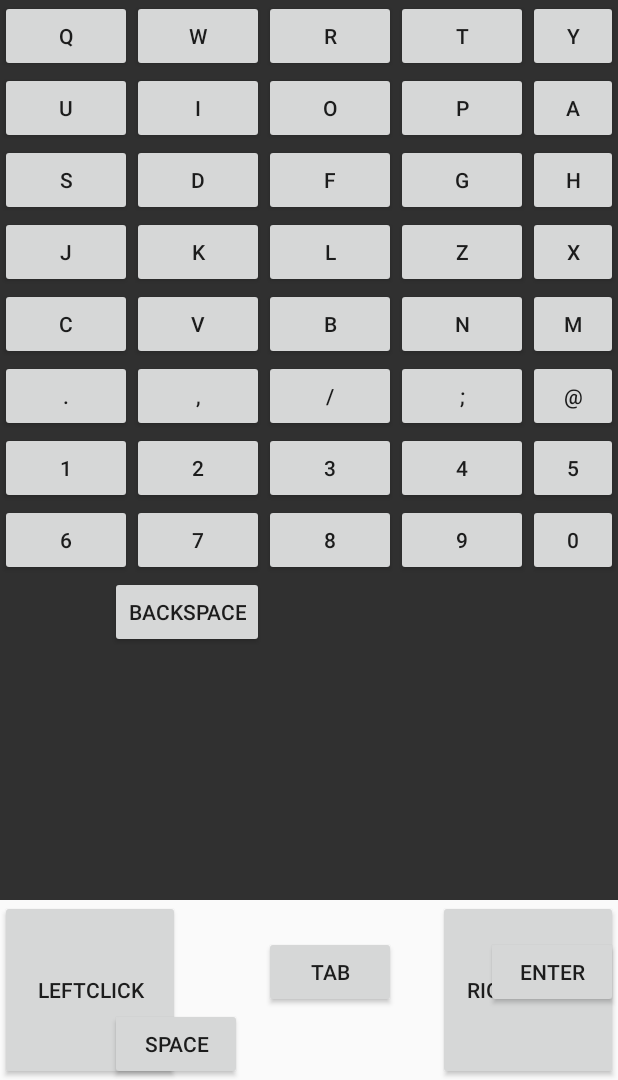
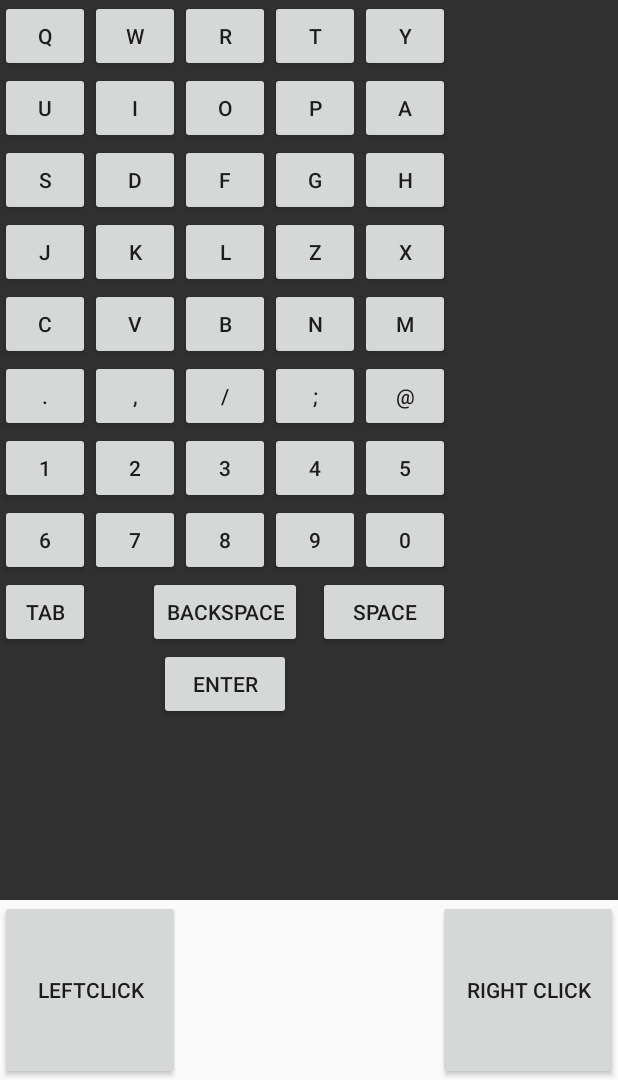
Before and after one commit to tsoglani/AndroidRemoteControl, an Android app: the fragment PageThreeFragment placed in its activity, on a phone screen of 412 x 824 dp, the part 156-1236 px from its top. Run offline under Robolectric (Android 15) with nearby library versions, the phone set to English and light mode, and no system bars; 1 statement that could not run was skipped.

Commit message:
fix keybord bug

```diff
--- a/app/src/main/res/layout/keyboard.xml
+++ b/app/src/main/res/layout/keyboard.xml
@@ -1,34 +1,31 @@
 <?xml version="1.0" encoding="utf-8"?>
-<ScrollView
-    xmlns:android="http://schemas.android.com/apk/res/android"
+<ScrollView xmlns:android="http://schemas.android.com/apk/res/android"
     xmlns:tools="http://schemas.android.com/tools"
+    android:id="@+id/scroll"
     android:layout_width="fill_parent"
     android:layout_height="fill_parent"
     android:fillViewport="true"
-    android:scrollbarAlwaysDrawHorizontalTrack="true"
-    android:scrollbarAlwaysDrawVerticalTrack="true"
-    android:id="@+id/scroll"
-    android:focusable="true">
+    android:focusable="true"
+    android:isScrollContainer="true"
+    android:scrollbars="horizontal">
 
 
     <RelativeLayout
         android:id="@+id/keyboardrelative"
         android:layout_width="wrap_content"
-        android:layout_height="wrap_content"
-        >
-
+        android:layout_height="wrap_content">
 
 
         <Button
             android:id="@+id/qkey"
-        android:layout_width="wrap_content"
+            android:layout_width="60dp"
             android:layout_height="wrap_content"
             android:onClick="keyboardFunction"
             android:text="Q" />
 
         <Button
             android:id="@+id/wkey"
-        android:layout_width="wrap_content"
+            android:layout_width="60dp"
             android:layout_height="wrap_content"
             android:layout_alignParentTop="true"
             android:layout_toEndOf="@+id/qkey"
@@ -38,7 +35,7 @@
 
         <Button
             android:id="@+id/rkey"
-        android:layout_width="wrap_content"
+            android:layout_width="60dp"
             android:layout_height="wrap_content"
             android:layout_alignParentTop="true"
             android:layout_toEndOf="@+id/wkey"
@@ -48,7 +45,7 @@
 
         <Button
             android:id="@+id/tkey"
-        android:layout_width="wrap_content"
+            android:layout_width="60dp"
             android:layout_height="wrap_content"
             android:layout_alignParentTop="true"
             android:layout_toEndOf="@+id/rkey"
@@ -58,7 +55,7 @@
 
         <Button
             android:id="@+id/ykey"
-        android:layout_width="wrap_content"
+            android:layout_width="60dp"
             android:layout_height="wrap_content"
             android:layout_alignParentTop="true"
             android:layout_toEndOf="@+id/tkey"
@@ -68,7 +65,7 @@
 
         <Button
             android:id="@+id/ukey"
-        android:layout_width="wrap_content"
+            android:layout_width="60dp"
             android:layout_height="wrap_content"
             android:layout_alignParentLeft="true"
             android:layout_alignParentStart="true"
@@ -78,7 +75,7 @@
 
         <Button
             android:id="@+id/ikey"
-        android:layout_width="wrap_content"
+            android:layout_width="60dp"
             android:layout_height="wrap_content"
             android:layout_alignTop="@+id/ukey"
             android:layout_toEndOf="@+id/ukey"
@@ -88,7 +85,7 @@
 
         <Button
             android:id="@+id/okey"
-        android:layout_width="wrap_content"
+            android:layout_width="60dp"
             android:layout_height="wrap_content"
             android:layout_below="@+id/wkey"
             android:layout_toEndOf="@+id/wkey"
@@ -98,7 +95,7 @@
 
         <Button
             android:id="@+id/pkey"
-        android:layout_width="wrap_content"
+            android:layout_width="60dp"
             android:layout_height="wrap_content"
             android:layout_alignLeft="@+id/tkey"
             android:layout_alignStart="@+id/tkey"
@@ -108,7 +105,7 @@
 
         <Button
             android:id="@+id/akey"
-        android:layout_width="wrap_content"
+            android:layout_width="60dp"
             android:layout_height="wrap_content"
             android:layout_alignTop="@+id/pkey"
             android:layout_toEndOf="@+id/pkey"
@@ -118,7 +115,7 @@
 
         <Button
             android:id="@+id/skey"
-        android:layout_width="wrap_content"
+            android:layout_width="60dp"
             android:layout_height="wrap_content"
             android:layout_alignParentLeft="true"
             android:layout_alignParentStart="true"
@@ -128,7 +125,7 @@
 
         <Button
             android:id="@+id/dkey"
-        android:layout_width="wrap_content"
+            android:layout_width="60dp"
             android:layout_height="wrap_content"
             android:layout_below="@+id/ikey"
             android:layout_toEndOf="@+id/skey"
@@ -138,7 +135,7 @@
 
         <Button
             android:id="@+id/fkey"
-        android:layout_width="wrap_content"
+            android:layout_width="60dp"
             android:layout_height="wrap_content"
             android:layout_below="@+id/ikey"
             android:layout_toEndOf="@+id/dkey"
@@ -148,7 +145,7 @@
 
         <Button
             android:id="@+id/gkey"
-        android:layout_width="wrap_content"
+            android:layout_width="60dp"
             android:layout_height="wrap_content"
             android:layout_below="@+id/okey"
             android:layout_toEndOf="@+id/fkey"
@@ -158,7 +155,7 @@
 
         <Button
             android:id="@+id/hkey"
-        android:layout_width="wrap_content"
+            android:layout_width="60dp"
             android:layout_height="wrap_content"
             android:layout_below="@+id/pkey"
             android:layout_toEndOf="@+id/gkey"
@@ -168,37 +165,37 @@
 
         <Button
             android:id="@+id/jkey"
-        android:layout_width="wrap_content"
+            android:layout_width="60dp"
             android:layout_height="wrap_content"
             android:layout_alignParentLeft="true"
-        android:onClick="keyboardFunction"
             android:layout_alignParentStart="true"
             android:layout_below="@+id/skey"
+            android:onClick="keyboardFunction"
             android:text="J" />
 
         <Button
             android:id="@+id/kkey"
-        android:layout_width="wrap_content"
-        android:onClick="keyboardFunction"
+            android:layout_width="60dp"
             android:layout_height="wrap_content"
             android:layout_alignTop="@+id/jkey"
             android:layout_toEndOf="@+id/jkey"
             android:layout_toRightOf="@+id/jkey"
+            android:onClick="keyboardFunction"
             android:text="K" />
 
         <Button
             android:id="@+id/lkey"
-        android:layout_width="wrap_content"
+            android:layout_width="60dp"
             android:layout_height="wrap_content"
             android:layout_alignTop="@+id/kkey"
             android:layout_toEndOf="@+id/kkey"
+            android:layout_toRightOf="@+id/kkey"
             android:onClick="keyboardFunction"
-        android:layout_toRightOf="@+id/kkey"
             android:text="L" />
 
         <Button
             android:id="@+id/zkey"
-        android:layout_width="wrap_content"
+            android:layout_width="60dp"
             android:layout_height="wrap_content"
             android:layout_alignLeft="@+id/gkey"
             android:layout_alignStart="@+id/gkey"
@@ -208,112 +205,112 @@
 
         <Button
             android:id="@+id/xkey"
-        android:layout_width="wrap_content"
+            android:layout_width="60dp"
             android:layout_height="wrap_content"
             android:layout_alignTop="@+id/zkey"
-        android:onClick="keyboardFunction"
             android:layout_toEndOf="@+id/zkey"
             android:layout_toRightOf="@+id/zkey"
+            android:onClick="keyboardFunction"
             android:text="X" />
 
         <Button
             android:id="@+id/ckey"
-        android:layout_width="wrap_content"
+            android:layout_width="60dp"
             android:layout_height="wrap_content"
             android:layout_alignParentLeft="true"
-        android:onClick="keyboardFunction"
             android:layout_alignParentStart="true"
             android:layout_below="@+id/jkey"
+            android:onClick="keyboardFunction"
             android:text="C" />
 
         <Button
             android:id="@+id/vkey"
-        android:layout_width="wrap_content"
+            android:layout_width="60dp"
             android:layout_height="wrap_content"
             android:layout_alignTop="@+id/ckey"
-        android:onClick="keyboardFunction"
             android:layout_toEndOf="@+id/ckey"
             android:layout_toRightOf="@+id/ckey"
+            android:onClick="keyboardFunction"
             android:text="V" />
 
         <Button
             android:id="@+id/bkey"
-        android:layout_width="wrap_content"
+            android:layout_width="60dp"
             android:layout_height="wrap_content"
             android:layout_alignTop="@+id/vkey"
             android:layout_toEndOf="@+id/vkey"
+            android:layout_toRightOf="@+id/vkey"
             android:onClick="keyboardFunction"
-        android:layout_toRightOf="@+id/vkey"
             android:text="B" />
 
         <Button
             android:id="@+id/nkey"
-        android:layout_width="wrap_content"
-        android:onClick="keyboardFunction"
+            android:layout_width="60dp"
             android:layout_height="wrap_content"
             android:layout_alignTop="@+id/bkey"
             android:layout_toEndOf="@+id/bkey"
             android:layout_toRightOf="@+id/bkey"
+            android:onClick="keyboardFunction"
             android:text="N" />
 
         <Button
             android:id="@+id/mkey"
-        android:onClick="keyboardFunction"
-        android:layout_width="wrap_content"
+            android:layout_width="60dp"
             android:layout_height="wrap_content"
             android:layout_alignTop="@+id/nkey"
             android:layout_toEndOf="@+id/nkey"
             android:layout_toRightOf="@+id/nkey"
+            android:onClick="keyboardFunction"
             android:text="M" />
 
         <Button
             android:id="@+id/dotkey"
-        android:onClick="keyboardFunction"
-        android:layout_width="wrap_content"
+            android:layout_width="60dp"
             android:layout_height="wrap_content"
             android:layout_alignParentLeft="true"
             android:layout_alignParentStart="true"
             android:layout_below="@+id/ckey"
+            android:onClick="keyboardFunction"
             android:text="." />
 
         <Button
             android:id="@+id/commakey"
-        android:onClick="keyboardFunction"
-        android:layout_width="wrap_content"
+            android:layout_width="60dp"
             android:layout_height="wrap_content"
             android:layout_below="@+id/ckey"
             android:layout_toEndOf="@+id/dotkey"
             android:layout_toRightOf="@+id/dotkey"
+            android:onClick="keyboardFunction"
             android:text="," />
 
         <Button
             android:id="@+id/slashkey"
-        android:layout_width="wrap_content"
+            android:layout_width="60dp"
             android:layout_height="wrap_content"
-        android:onClick="keyboardFunction"
             android:layout_alignBottom="@+id/commakey"
             android:layout_toEndOf="@+id/vkey"
             android:layout_toRightOf="@+id/vkey"
+            android:onClick="keyboardFunction"
             android:text="/" />
 
         <Button
             android:id="@+id/questionkey"
-        android:onClick="keyboardFunction"
-        android:layout_width="wrap_content"
+            android:layout_width="60dp"
             android:layout_height="wrap_content"
             android:layout_below="@+id/bkey"
             android:layout_toEndOf="@+id/slashkey"
             android:layout_toRightOf="@+id/slashkey"
+            android:onClick="keyboardFunction"
             android:text=";" />
 
         <Button
             android:id="@+id/duckkey"
-        android:layout_width="wrap_content"
+            android:layout_width="60dp"
             android:layout_height="wrap_content"
             android:layout_below="@+id/nkey"
-        android:onClick="keyboardFunction"
             android:layout_toEndOf="@+id/nkey"
             android:layout_toRightOf="@+id/nkey"
+            android:onClick="keyboardFunction"
             android:text="\@" />
 
         <Button
@@ -322,118 +319,117 @@
             android:layout_height="wrap_content"
             android:onClick="keyboardFunction"
             android:text="ENTER"
-        android:layout_alignTop="@+id/tabkey"
-        android:layout_alignRight="@+id/zerokey"
-        android:layout_alignEnd="@+id/zerokey" />
+            android:layout_below="@+id/spacekey"
+            android:layout_centerHorizontal="true" />
 
         <Button
             android:id="@+id/tabkey"
+            android:layout_width="60dp"
+            android:layout_height="wrap_content"
             android:onClick="keyboardFunction"
-        android:layout_width="wrap_content"
-        android:layout_height="wrap_content"
             android:text="TAB"
-        android:layout_above="@+id/spacekey"
-        android:layout_toRightOf="@+id/backspacekey"
-        android:layout_toEndOf="@+id/backspacekey" />
+            android:layout_below="@+id/sixkey"
+            android:layout_alignParentLeft="true"
+            android:layout_alignParentStart="true" />
 
         <Button
             android:id="@+id/onekey"
-        android:layout_width="wrap_content"
+            android:layout_width="60dp"
             android:layout_height="wrap_content"
-        android:onClick="keyboardFunction"
             android:layout_alignParentLeft="true"
             android:layout_alignParentStart="true"
             android:layout_below="@+id/dotkey"
+            android:onClick="keyboardFunction"
             android:text="1" />
 
         <Button
             android:id="@+id/twokey"
-        android:layout_width="wrap_content"
+            android:layout_width="60dp"
             android:layout_height="wrap_content"
             android:layout_alignTop="@+id/onekey"
             android:layout_toEndOf="@+id/onekey"
+            android:layout_toRightOf="@+id/onekey"
             android:onClick="keyboardFunction"
-        android:layout_toRightOf="@+id/onekey"
             android:text="2" />
 
         <Button
             android:id="@+id/threekey"
-        android:layout_width="wrap_content"
+            android:layout_width="60dp"
             android:layout_height="wrap_content"
             android:layout_alignTop="@+id/twokey"
             android:layout_toEndOf="@+id/twokey"
+            android:layout_toRightOf="@+id/twokey"
             android:onClick="keyboardFunction"
-        android:layout_toRightOf="@+id/twokey"
             android:text="3" />
 
         <Button
             android:id="@+id/fourkey"
-        android:layout_width="wrap_content"
+            android:layout_width="60dp"
             android:layout_height="wrap_content"
-        android:onClick="keyboardFunction"
             android:layout_alignLeft="@+id/questionkey"
             android:layout_alignStart="@+id/questionkey"
             android:layout_alignTop="@+id/threekey"
+            android:onClick="keyboardFunction"
             android:text="4" />
 
         <Button
             android:id="@+id/fivekey"
-        android:layout_width="wrap_content"
+            android:layout_width="60dp"
             android:layout_height="wrap_content"
-        android:onClick="keyboardFunction"
             android:layout_alignTop="@+id/fourkey"
             android:layout_toEndOf="@+id/fourkey"
             android:layout_toRightOf="@+id/fourkey"
+            android:onClick="keyboardFunction"
             android:text="5" />
 
         <Button
             android:id="@+id/sixkey"
-        android:onClick="keyboardFunction"
-        android:layout_width="wrap_content"
+            android:layout_width="60dp"
             android:layout_height="wrap_content"
             android:layout_alignParentLeft="true"
             android:layout_alignParentStart="true"
             android:layout_below="@+id/onekey"
+            android:onClick="keyboardFunction"
             android:text="6" />
 
         <Button
             android:id="@+id/sevenkey"
-        android:onClick="keyboardFunction"
-        android:layout_width="wrap_content"
+            android:layout_width="60dp"
             android:layout_height="wrap_content"
             android:layout_below="@+id/twokey"
             android:layout_toEndOf="@+id/sixkey"
             android:layout_toRightOf="@+id/sixkey"
+            android:onClick="keyboardFunction"
             android:text="7" />
 
         <Button
             android:id="@+id/eightkey"
-        android:onClick="keyboardFunction"
-        android:layout_width="wrap_content"
+            android:layout_width="60dp"
             android:layout_height="wrap_content"
             android:layout_below="@+id/twokey"
             android:layout_toEndOf="@+id/sevenkey"
             android:layout_toRightOf="@+id/sevenkey"
+            android:onClick="keyboardFunction"
             android:text="8" />
 
         <Button
             android:id="@+id/ninekey"
-        android:onClick="keyboardFunction"
-        android:layout_width="wrap_content"
+            android:layout_width="60dp"
             android:layout_height="wrap_content"
             android:layout_below="@+id/threekey"
             android:layout_toEndOf="@+id/eightkey"
             android:layout_toRightOf="@+id/eightkey"
+            android:onClick="keyboardFunction"
             android:text="9" />
 
         <Button
             android:id="@+id/zerokey"
-        android:onClick="keyboardFunction"
-        android:layout_width="wrap_content"
+            android:layout_width="60dp"
             android:layout_height="wrap_content"
             android:layout_below="@+id/fourkey"
             android:layout_toEndOf="@+id/ninekey"
             android:layout_toRightOf="@+id/ninekey"
+            android:onClick="keyboardFunction"
             android:text="0" />
 
         <Button
@@ -442,9 +438,8 @@
             android:layout_height="wrap_content"
             android:onClick="keyboardFunction"
             android:text="BACKSPACE"
-        android:layout_below="@+id/sixkey"
-        android:layout_toLeftOf="@+id/eightkey"
-        android:layout_toStartOf="@+id/eightkey" />
+            android:layout_above="@+id/enterkey"
+            android:layout_centerHorizontal="true" />
 
         <Button
             android:id="@+id/spacekey"
@@ -452,8 +447,8 @@
             android:layout_height="wrap_content"
             android:onClick="keyboardFunction"
             android:text="SPACE"
-        android:layout_alignParentBottom="true"
-        android:layout_alignLeft="@+id/backspacekey"
-        android:layout_alignStart="@+id/backspacekey" />
+            android:layout_alignTop="@+id/tabkey"
+            android:layout_alignRight="@+id/zerokey"
+            android:layout_alignEnd="@+id/zerokey" />
     </RelativeLayout>
 </ScrollView>
```
Lines whose indentation alone changed are shown as unchanged.
